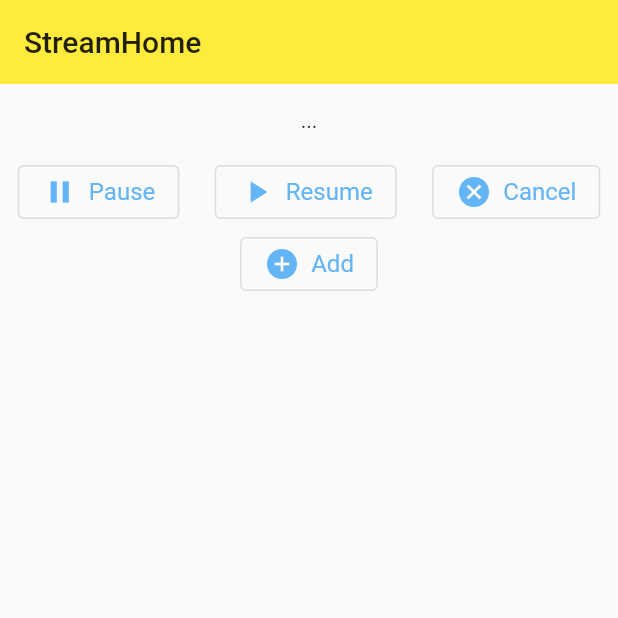
After one commit to symboll/red, a Flutter app: the StreamHomeDemo screen opened directly, on a phone screen of 412 x 824 dp, the top half of it. The commit adds this screen. Run offline on Flutter 3.47's test engine with Material 2 defaults, Android fonts, the phone set to English and light mode, and no system bars.

Commit message:
feat: stream

```diff
--- a/app/lib/demo/state/scoped_model_demo.dart
+++ b/app/lib/demo/state/scoped_model_demo.dart
@@ -7,7 +7,6 @@ class CounterModel extends  Model {
   int get count => _count;
 
   void increaseCount () {
-    debugPrint('count: $_count');
     _count += 1;
 
     notifyListeners();
--- /dev/null
+++ b/app/lib/demo/stream/stream_home_demo.dart
@@ -0,0 +1,151 @@
+
+import 'package:flutter/material.dart';
+import 'dart:async';
+
+class StreamHomeDemo extends StatefulWidget {
+  @override
+  _StreamHomeDemoState createState() => _StreamHomeDemoState();
+}
+
+class _StreamHomeDemoState extends State<StreamHomeDemo> {
+  StreamSubscription _streamSubscription;
+  StreamController<String> _streamController;
+  StreamSink _streamSink;
+  String _data = '...';
+
+  ButtonStyle _style = ButtonStyle(
+    backgroundColor: MaterialStateProperty.all<Color>(Colors.transparent),
+    foregroundColor: MaterialStateProperty.all<Color>(Colors.blue[300]),
+    overlayColor: MaterialStateProperty.all<Color>(Colors.grey[400]),
+    textStyle: MaterialStateProperty.all<TextStyle>(TextStyle(
+      fontSize: 16.0,
+      // fontStyle: FontStyle.italic
+    ))
+  );
+
+  @override
+  void dispose() {
+    _streamController.close();
+    super.dispose();
+  }
+
+  @override
+  void initState() {
+    super.initState();
+
+    print('Create a Stream.');
+    // Stream<String> _stream = Stream.fromFuture(fetchData());
+    _streamController = StreamController<String>();
+    _streamSink = _streamController.sink;
+
+    print('Start listening on a Stream');
+    // _streamSubscription =
+    //   _streamController.stream.listen(
+    //     onData,
+    //     onError: onError,
+    //     onDone: onDone
+    //   );
+
+    print('Initialize completed.');
+  }
+
+  void onData(String data) {
+    print('event: $data');
+    this.setState(() {
+      _data = data;
+    });
+  }
+
+  void onError (error) {
+    print('error: $error');
+  }
+  void onDone () {
+    print('done!');
+  }
+
+  void _pauseStream () {
+    print('Pause StreamSubscription.');
+    _streamSubscription.pause();
+  }
+  void _resumeStream () {
+    print('Resume StreamSubscription.');
+    _streamSubscription.resume();
+  }
+  void _cancelStream () {
+    print('Cancel StreamSubscription.');
+    _streamSubscription.cancel();
+  }
+
+  void _addDataToStream() async{
+    print('Add Data to Stream.');
+    String data = await fetchData();
+
+    // _streamController.add(data);
+    _streamSink.add(data);
+  }
+
+  Future<String> fetchData () async {
+    await Future.delayed(Duration(seconds: 5));
+    return 'hello';
+  }
+
+  @override
+  Widget build(BuildContext context) {
+    return  Scaffold(
+      appBar: AppBar(
+        title: Text('StreamHome'),
+        elevation: 0.0,
+      ),
+      body: Container(
+        child: Column(
+          children: [
+            Container(
+              padding: EdgeInsets.all(16.0),
+              // child: Text('$_data'),
+              child: StreamBuilder(
+                stream: _streamController.stream,
+                initialData: '...',
+                builder: (BuildContext context, AsyncSnapshot snapshot) {
+                  return Text('${snapshot.data}');
+                },
+              ),
+            ),
+            Row(
+              mainAxisAlignment : MainAxisAlignment.spaceAround,
+              children: [
+                OutlinedButton.icon(
+                  onPressed: _pauseStream,
+                  icon: Icon(Icons.pause),
+                  label: Text('Pause'),
+                  style: _style,
+                ),
+                OutlinedButton.icon(
+                  onPressed: _resumeStream,
+                  icon: Icon(Icons.play_arrow),
+                  label: Text('Resume'),
+                  style: _style,
+                ),
+                OutlinedButton.icon(
+                  onPressed: _cancelStream,
+                  icon: Icon(Icons.cancel),
+                  label: Text('Cancel'),
+                  style: _style,
+                )
+              ],
+            ),
+            Stack(
+              children: [
+                OutlinedButton.icon(
+                  onPressed: _addDataToStream,
+                  icon: Icon(Icons.add_circle),
+                  label: Text('Add'),
+                  style: _style,
+                )
+              ],
+            )
+          ],
+        ),
+      ),
+    );
+  }
+}
--- a/app/lib/main.dart
+++ b/app/lib/main.dart
@@ -11,6 +11,7 @@ import 'demo/navigator_demo.dart' as Nav;
 import 'demo/form/index.dart';
 import 'demo/material/index.dart';
 import 'demo/state/index.dart';
+import 'demo/stream/index.dart';
 void main () => runApp(App());
 
 class App extends StatelessWidget {
@@ -26,7 +27,8 @@ class App extends StatelessWidget {
         '/about': (context) => Nav.Page(title: 'About'),
         '/form': (context)=> FormComponents(),
         '/mdc': (context) => MaterialComponents(),
-        '/state': (context) => StateComponents()
+        '/state': (context) => StateComponents(),
+        '/stream': (context) => StreamDemo()
       },
       theme: ThemeData(
         primarySwatch: Colors.yellow,
```
Also changed, not shown: app/lib/demo/navigator_demo.dart (+7 -0 lines), app/lib/demo/stream/index.dart (added, +29 -0 lines).
